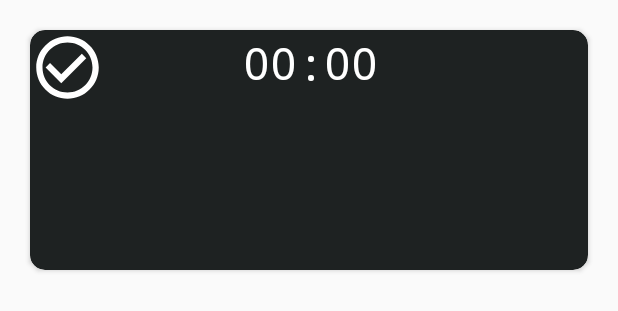
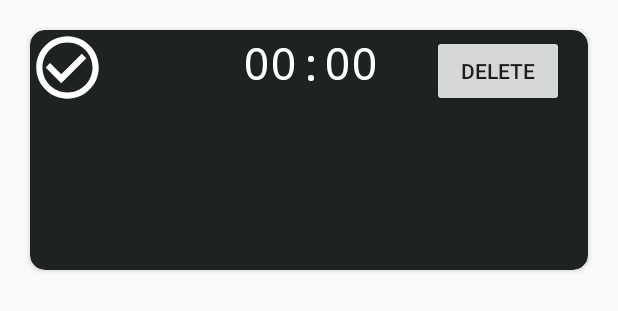
Before and after one commit to VegSja/ToSuccess, an Android app: the layout activity.xml on its own in the app's theme, with its tools: preview values and no code run, on a phone screen of 412 x 824 dp. Shown: the top 311 px of the screen. Run offline under Robolectric (Android 15) with nearby library versions, the phone set to English and light mode, and no system bars; network calls fail.

Commit message:
User can now delete entries in backend

```diff
--- a/app/src/main/res/layout/activity.xml
+++ b/app/src/main/res/layout/activity.xml
@@ -65,6 +65,19 @@
             android:textSize="20dp"
             android:typeface="monospace"/>
 
+        <Button
+            android:id="@+id/button"
+            android:layout_width="wrap_content"
+            android:layout_height="wrap_content"
+            android:layout_alignParentTop="true"
+            android:layout_alignParentEnd="true"
+            android:layout_alignParentRight="true"
+            android:layout_marginTop="3dp"
+            android:layout_marginEnd="16dp"
+            android:layout_marginRight="16dp"
+            android:text="Delete"
+            android:onClick="deleteActivity"/>
+
 
     </RelativeLayout>
 </androidx.cardview.widget.CardView>
```
Also changed, not shown: app/src/main/java/com/example/tosuccess/API_Connection.java (+26 -4 lines), app/src/main/java/com/example/tosuccess/MainActivity.java (+19 -0 lines), 3 other files.
